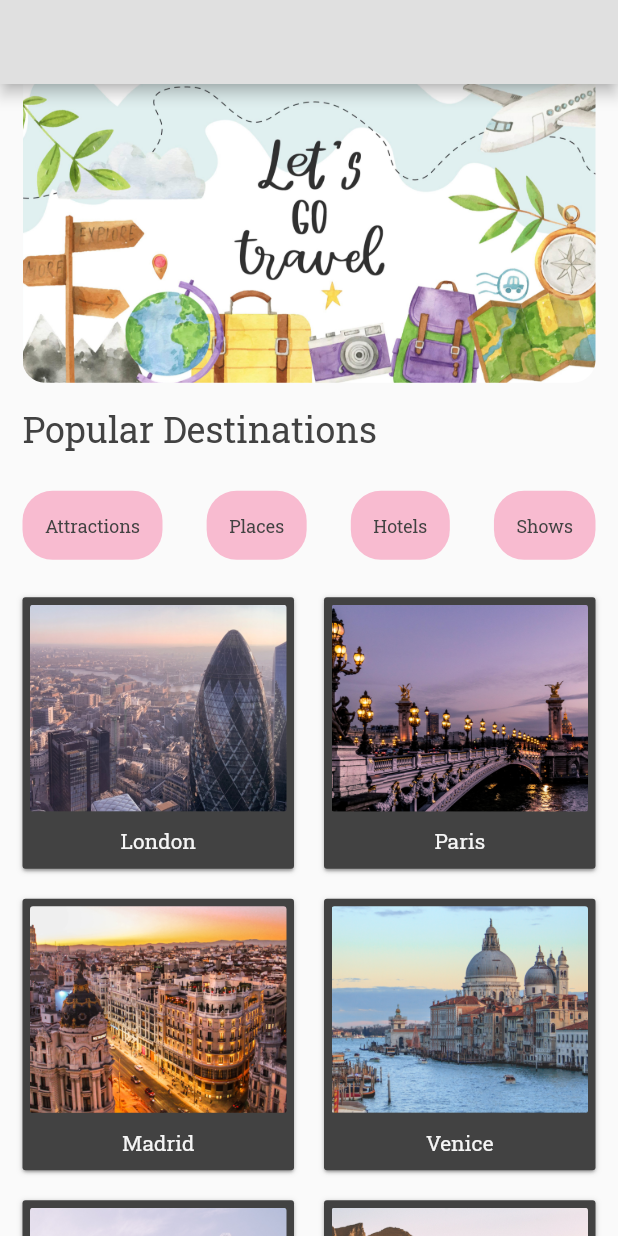
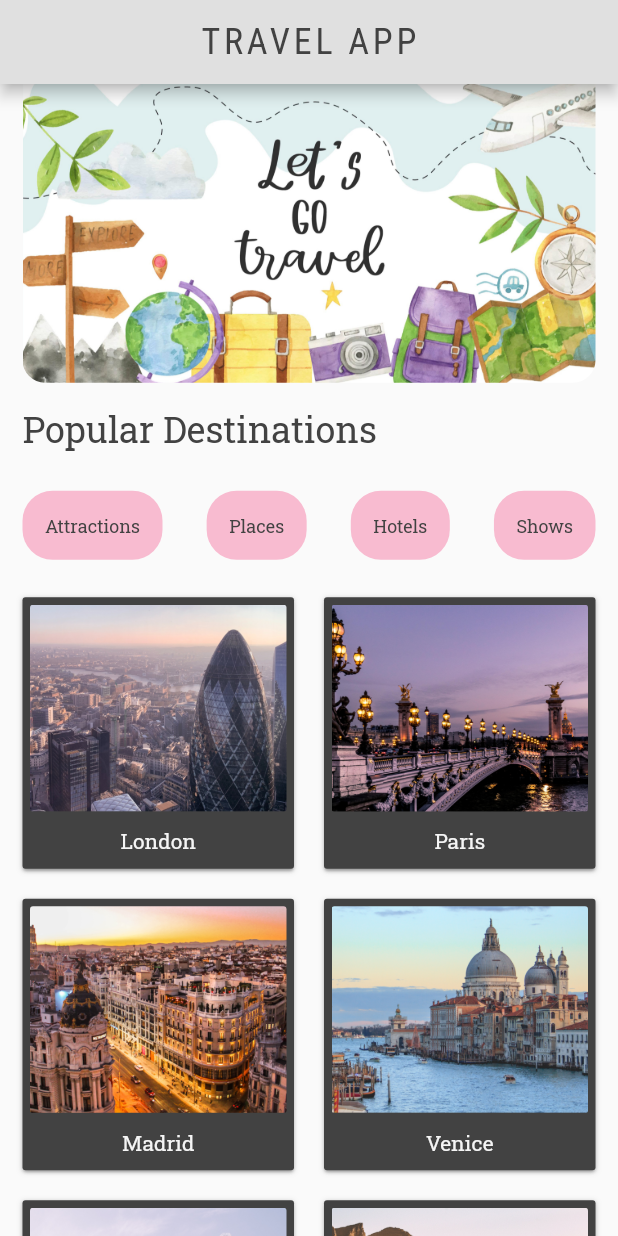
Before and after one commit to ChariseWalraven/travel_app, a Flutter app: the screen it shows after launch, on a phone screen of 412 x 824 dp. Run offline on Flutter 3.47's test engine with Material 2 defaults, Android fonts, the phone set to English and light mode, and no system bars; our stand-ins replace google_fonts.

Commit message:
forget to commit appName constant

```diff
--- a/lib/utils/constants.dart
+++ b/lib/utils/constants.dart
@@ -2,3 +2,5 @@ class Routes {
   static const home = "/";
   static const test = "/test";
 }
+
+const appName = "TRAVEL APP";
```
